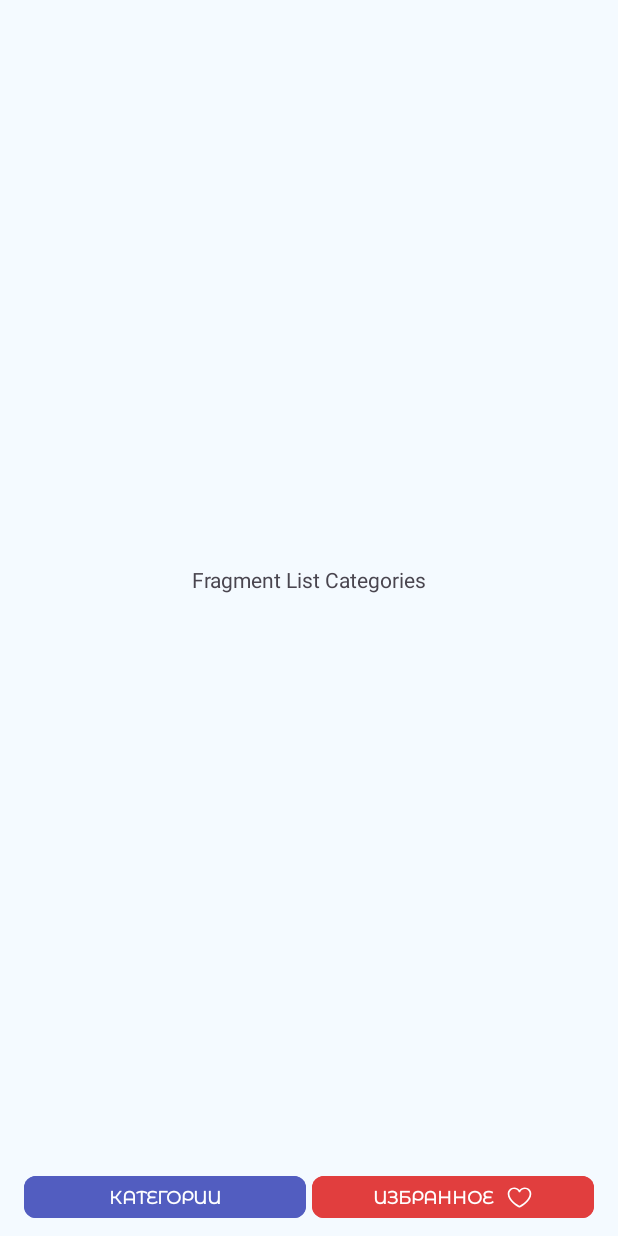
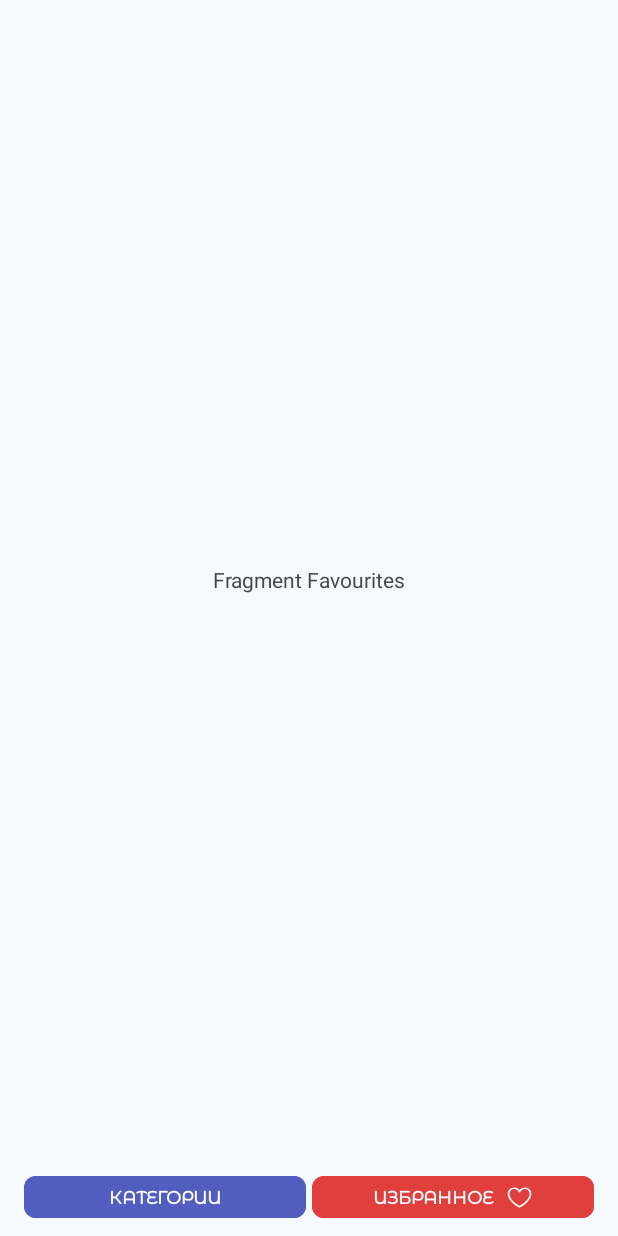
Before and after one commit to drop189/AndroidSprint, an Android app: the screen it shows after launch (MainActivity), after a tap on "ИЗБРАННОЕ", on a phone screen of 412 x 824 dp. Run offline under Robolectric (Android 15) with nearby library versions, the phone set to English and light mode, and no system bars.

Commit message:
AS-RA-05-5 resolve last issues

```diff
--- /dev/null
+++ b/app/src/main/java/com/example/androidsprint/FavoritesFragment.kt
@@ -0,0 +1,23 @@
+package com.example.androidsprint
+
+import android.os.Bundle
+import android.view.LayoutInflater
+import android.view.View
+import android.view.ViewGroup
+import androidx.fragment.app.Fragment
+import com.example.androidsprint.databinding.FragmentFavoritesBinding
+
+class FavoritesFragment: Fragment() {
+    private var _binding: FragmentFavoritesBinding? = null
+    private val binding get() = _binding ?: throw IllegalStateException("")
+
+    override fun onCreateView(
+        inflater: LayoutInflater,
+        container: ViewGroup?,
+        savedInstanceState: Bundle?
+    ): View {
+
+        _binding = FragmentFavoritesBinding.inflate(inflater,container,false)
+        return binding.root
+    }
+}
--- /dev/null
+++ b/app/src/main/res/layout/fragment_favorites.xml
@@ -0,0 +1,17 @@
+<?xml version="1.0" encoding="utf-8"?>
+<androidx.constraintlayout.widget.ConstraintLayout xmlns:android="http://schemas.android.com/apk/res/android"
+    xmlns:app="http://schemas.android.com/apk/res-auto"
+    android:layout_width="match_parent"
+    android:layout_height="match_parent"
+    android:background="@color/fragment_favourites_bg_color">
+
+    <TextView
+        android:layout_width="wrap_content"
+        android:layout_height="wrap_content"
+        android:text="Fragment Favourites"
+        app:layout_constraintBottom_toBottomOf="parent"
+        app:layout_constraintEnd_toEndOf="parent"
+        app:layout_constraintStart_toStartOf="parent"
+        app:layout_constraintTop_toTopOf="parent" />
+
+</androidx.constraintlayout.widget.ConstraintLayout>
--- a/app/src/main/res/values/colors.xml
+++ b/app/src/main/res/values/colors.xml
@@ -2,12 +2,12 @@
 <resources>
     <color name="black">#FF000000</color>
     <color name="white">#FFFFFFFF</color>
-    <color name="common_bg_color">#F4FAFF</color>
+    <color name="background_main_layout">#F4FAFF</color>
+    <color name="button_text_color">#FFFFFF</color>
     <color name="category_button_color">#525DC0</color>
     <color name="favorite_button_color">#E13E3E</color>
-    <color name="button_text_color">@color/white</color>
-    <color name="background_main_layout">@color/common_bg_color</color>
-    <color name="navigation_bar_color">@color/common_bg_color</color>
-    <color name="status_bar_color">@color/common_bg_color</color>
-    <color name="fragment_list_categories_bg_color">@color/common_bg_color</color>
+    <color name="navigation_bar_color">#F4FAFF</color>
+    <color name="status_bar_color">#F4FAFF</color>
+    <color name="fragment_list_categories_bg_color">#F4FAFF</color>
+    <color name="fragment_favourites_bg_color">#F4FAFF</color>
 </resources>
```
